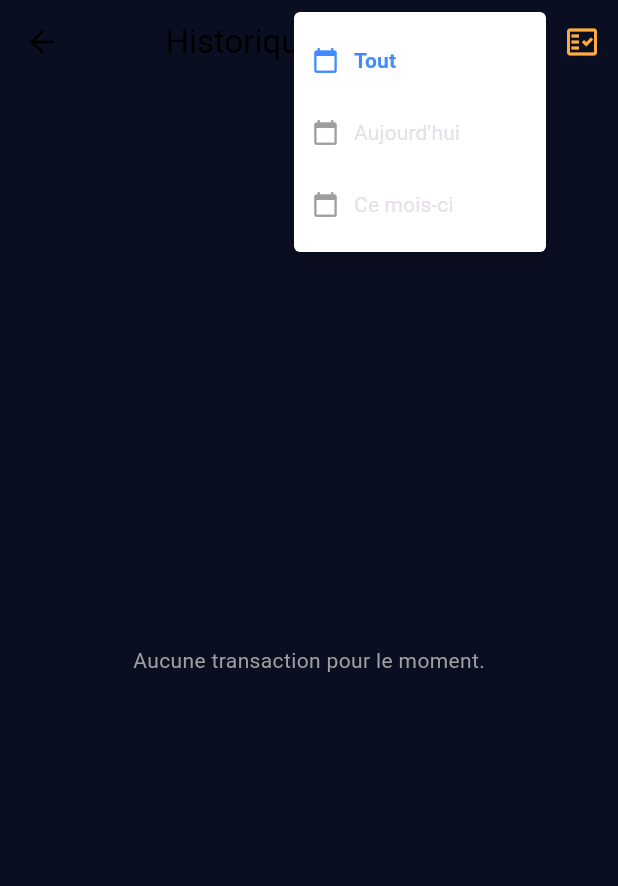
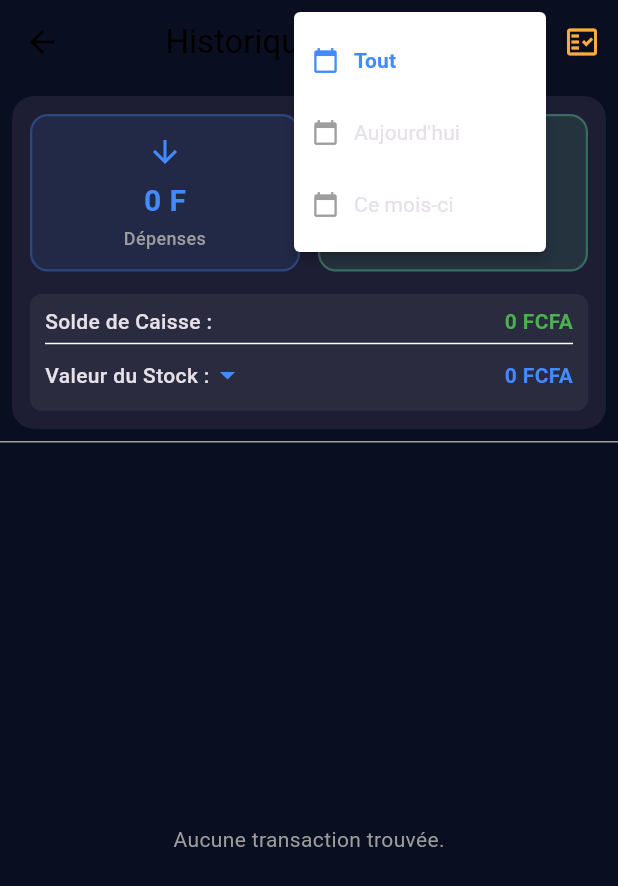
Before and after one commit to NeoGen77/Water, a Flutter app: the InvoicesScreen screen opened directly, after a tap on the "filter list" icon, on a phone screen of 412 x 824 dp. Shown: the top 886 px of the screen. Run offline on Flutter 3.47's test engine with Material 3 defaults, Android fonts, the phone set to English and light mode, and no system bars; our stand-ins replace sqflite, sqflite_common_ffi; accounts and stored records are empty.

Commit message:
Add Pagination pour le defilement

```diff
--- a/lib/database/db_helper.dart
+++ b/lib/database/db_helper.dart
@@ -101,8 +101,8 @@ class DBHelper {
     return await db.insert('transactions', transaction.toMap());
   }
 
-  // --- MISE À JOUR : AJOUT DU FILTRE TEMPOREL ---
-  Future<List<TransactionItem>> getAllTransactions({String filter = 'Tout'}) async {
+  // --- MISE À JOUR : AJOUT DE LA PAGINATION (LIMIT / OFFSET) ---
+  Future<List<TransactionItem>> getAllTransactions({String filter = 'Tout', int limit = 20, int offset = 0}) async {
     final db = await database;
 
     String whereClause = 'statut = ?';
@@ -124,9 +124,48 @@ class DBHelper {
         'transactions',
         where: whereClause,
         whereArgs: whereArgs,
-        orderBy: 'id DESC'
+        orderBy: 'id DESC',
+        limit: limit, // Limite le nombre de résultats (ex: 20)
+        offset: offset // Décale le point de départ (ex: sauter les 20 premiers)
     );
     return List.generate(maps.length, (i) => TransactionItem.fromMap(maps[i]));
+  }
+
+  // --- NOUVELLE MÉTHODE : CALCULER LES TOTAUX DIRECTEMENT EN SQL ---
+  // Utile car getAllTransactions ne ramène maintenant qu'une partie des données (ex: 20 lignes)
+  Future<Map<String, double>> getBilanFinancier({String filter = 'Tout'}) async {
+    final db = await database;
+    String whereClause = 'statut = ?';
+    List<dynamic> whereArgs = ['VALIDEE'];
+    DateTime now = DateTime.now();
+
+    if (filter == 'Aujourd\'hui') {
+      whereClause += ' AND date LIKE ?';
+      whereArgs.add('${now.toString().substring(0, 10)}%');
+    } else if (filter == 'Ce mois-ci') {
+      whereClause += ' AND date LIKE ?';
+      whereArgs.add('${now.toString().substring(0, 7)}%');
+    }
+
+    // Demande à SQLite de faire les additions lui-même (très rapide)
+    var resultat = await db.rawQuery('''
+      SELECT type, SUM(montant) as total
+      FROM transactions
+      WHERE $whereClause
+      GROUP BY type
+    ''', whereArgs);
+
+    double recettes = 0;
+    double depenses = 0;
+
+    for (var row in resultat) {
+      if (row['type'] == 'ENTREE') {
+        depenses = (row['total'] as num?)?.toDouble() ?? 0.0;
+      } else if (row['type'] == 'SORTIE') {
+        recettes = (row['total'] as num?)?.toDouble() ?? 0.0;
+      }
+    }
+    return {'recettes': recettes, 'depenses': depenses};
   }
 
   Future<List<TransactionItem>> getTransactionsEnAttente() async {
@@ -167,7 +206,7 @@ class DBHelper {
   }
 
   // ==========================================
-  // NOUVELLES MÉTHODES POUR LA GESTION DES DETTES
+  // MÉTHODES POUR LA GESTION DES DETTES
   // ==========================================
 
   // Marquer une dette comme payée (est_paye passe à 1)
--- a/lib/screens/invoices_screen.dart
+++ b/lib/screens/invoices_screen.dart
@@ -12,31 +12,100 @@ class InvoicesScreen extends StatefulWidget {
 }
 
 class _InvoicesScreenState extends State<InvoicesScreen> {
-  late Future<List<TransactionItem>> _historique;
+  // --- VARIABLES POUR LA PAGINATION ---
+  final ScrollController _scrollController = ScrollController();
+  List<TransactionItem> _transactions = [];
+  bool _isLoading = false;   // Indique si un chargement est en cours
+  bool _hasMore = true;      // Indique s'il reste des données dans la base
+  int _offset = 0;           // Point de départ pour la requête SQL
+  final int _limit = 20;     // Nombre de lignes à charger à la fois
+
+  // --- VARIABLES EXISTANTES ---
   String _topProduit = "...";
   String _filtreActuel = 'Tout';
 
-  // NOUVEAU : Variables pour les détails du stock
+  // Variables pour les détails du stock
   double _valeurTotaleStock = 0;
   List<Map<String, dynamic>> _detailsStock = [];
-  bool _afficherDetailsStock = false; // Gère l'ouverture/fermeture du menu déroulant
+  bool _afficherDetailsStock = false;
+
+  // Variables pour les totaux globaux calculés par SQL
+  double _totalRecettes = 0;
+  double _totalDepenses = 0;
 
   @override
   void initState() {
     super.initState();
-    _chargerHistorique();
+
+    // Détecteur de défilement : charge la suite quand on arrive en bas
+    _scrollController.addListener(() {
+      if (_scrollController.position.pixels >= _scrollController.position.maxScrollExtent - 100) {
+        _chargerPlusDeTransactions();
+      }
+    });
+
+    _initialiserEcran();
   }
 
-  void _chargerHistorique() {
+  @override
+  void dispose() {
+    _scrollController.dispose(); // Important pour libérer la mémoire
+    super.dispose();
+  }
+
+  // --- LOGIQUE DE CHARGEMENT OPTIMISÉE ---
+
+  void _initialiserEcran() {
+    // On remet tout à zéro (utile quand on change de filtre)
     setState(() {
-      _historique = DBHelper().getAllTransactions(filter: _filtreActuel);
+      _transactions.clear();
+      _offset = 0;
+      _hasMore = true;
     });
 
+    _chargerPlusDeTransactions();
+    _chargerStatistiques();
+  }
+
+  Future<void> _chargerPlusDeTransactions() async {
+    if (_isLoading || !_hasMore) return;
+
+    setState(() => _isLoading = true);
+
+    // On charge les 20 prochaines lignes
+    List<TransactionItem> nouvellesLignes = await DBHelper().getAllTransactions(
+        filter: _filtreActuel,
+        limit: _limit,
+        offset: _offset
+    );
+
+    setState(() {
+      _isLoading = false;
+      if (nouvellesLignes.length < _limit) {
+        _hasMore = false; // On a atteint la fin de la base de données
+      }
+      _transactions.addAll(nouvellesLignes);
+      _offset += _limit; // On décale le point de départ pour le prochain scroll
+    });
+  }
+
+  void _chargerStatistiques() {
+    // Top Vente
     DBHelper().getTopSellingProduct().then((top) {
       if (mounted) setState(() => _topProduit = top);
     });
 
-    // NOUVEAU : Calculer la valeur globale ET par marque
+    // Vrais totaux mathématiques (ultra-rapide)
+    DBHelper().getBilanFinancier(filter: _filtreActuel).then((bilan) {
+      if (mounted) {
+        setState(() {
+          _totalRecettes = bilan['recettes']!;
+          _totalDepenses = bilan['depenses']!;
+        });
+      }
+    });
+
+    // Valeur Globale et détails du Stock
     DBHelper().getAllItems().then((items) {
       double total = 0;
       List<Map<String, dynamic>> details = [];
@@ -45,7 +114,6 @@ class _InvoicesScreenState extends State<InvoicesScreen> {
         double valeurItem = item.quantite * item.prixVente;
         total += valeurItem;
 
-        // On n'ajoute à la liste que s'il y a du stock (quantité > 0)
         if (item.quantite > 0) {
           details.add({
             'marque': item.marque,
@@ -77,8 +145,8 @@ class _InvoicesScreenState extends State<InvoicesScreen> {
             onSelected: (String choix) {
               setState(() {
                 _filtreActuel = choix;
-                _chargerHistorique();
               });
+              _initialiserEcran(); // Recharge tout avec le nouveau filtre
             },
             itemBuilder: (BuildContext context) {
               return ['Tout', 'Aujourd\'hui', 'Ce mois-ci'].map((String choix) {
@@ -113,7 +181,7 @@ class _InvoicesScreenState extends State<InvoicesScreen> {
                 context,
                 MaterialPageRoute(builder: (context) => const ValidationsScreen()),
               );
-              _chargerHistorique();
+              _initialiserEcran(); // Actualise si une transaction a été validée
             },
           ),
         ],
@@ -132,35 +200,7 @@ class _InvoicesScreenState extends State<InvoicesScreen> {
               ),
             ),
 
-          Expanded(
-            child: FutureBuilder<List<TransactionItem>>(
-              future: _historique,
-              builder: (context, snapshot) {
-                if (snapshot.connectionState == ConnectionState.waiting) {
-                  return const Center(child: CircularProgressIndicator());
-                } else if (!snapshot.hasData || snapshot.data!.isEmpty) {
-                  return Center(
-                      child: Text(
-                          _filtreActuel == 'Tout' ? 'Aucune transaction pour le moment.' : 'Aucune transaction pour $_filtreActuel.',
-                          style: const TextStyle(color: Colors.grey)
-                      )
-                  );
-                }
-
-                final transactions = snapshot.data!;
-                double argentEntre = 0;
-                double argentSorti = 0;
-
-                for (var trans in transactions) {
-                  if (trans.type == 'ENTREE') {
-                    argentSorti += trans.montant;
-                  } else {
-                    argentEntre += trans.montant;
-                  }
-                }
-
-                return Column(
-                  children: [
+          // --- TABLEAU DE BORD FIXE ---
           Container(
             padding: const EdgeInsets.all(12),
             margin: const EdgeInsets.all(8),
@@ -175,7 +215,7 @@ class _InvoicesScreenState extends State<InvoicesScreen> {
                     Expanded(
                       child: _buildTotalCard(
                         titre: 'Dépenses',
-                                  valeur: '${argentSorti.toInt()} F',
+                        valeur: '${_totalDepenses.toInt()} F',
                         couleur: Colors.blueAccent,
                         icone: Icons.arrow_downward,
                       ),
@@ -184,7 +224,7 @@ class _InvoicesScreenState extends State<InvoicesScreen> {
                     Expanded(
                       child: _buildTotalCard(
                         titre: 'Recettes',
-                                  valeur: '${argentEntre.toInt()} F',
+                        valeur: '${_totalRecettes.toInt()} F',
                         couleur: Colors.greenAccent,
                         icone: Icons.arrow_upward,
                       ),
@@ -193,7 +233,6 @@ class _InvoicesScreenState extends State<InvoicesScreen> {
                 ),
                 const SizedBox(height: 15),
 
-                          // --- ZONE DES SOLDES ET VALEURS ---
                 Container(
                   padding: const EdgeInsets.symmetric(horizontal: 10, vertical: 8),
                   decoration: BoxDecoration(
@@ -207,17 +246,16 @@ class _InvoicesScreenState extends State<InvoicesScreen> {
                         children: [
                           const Text("Solde de Caisse :", style: TextStyle(fontWeight: FontWeight.w500)),
                           Text(
-                                      "${(argentEntre - argentSorti).toInt()} FCFA",
+                            "${(_totalRecettes - _totalDepenses).toInt()} FCFA",
                             style: TextStyle(
                               fontWeight: FontWeight.bold,
-                                        color: (argentEntre - argentSorti) >= 0 ? Colors.green : Colors.red,
+                              color: (_totalRecettes - _totalDepenses) >= 0 ? Colors.green : Colors.red,
                             ),
                           ),
                         ],
                       ),
                       const Divider(height: 10),
 
-                                // LIGNE CLIQUABLE POUR LA VALEUR DU STOCK
                       InkWell(
                         onTap: () {
                           setState(() {
@@ -247,7 +285,6 @@ class _InvoicesScreenState extends State<InvoicesScreen> {
                         ),
                       ),
 
-                                // DÉTAILS DÉROULANTS PAR MARQUE
                       if (_afficherDetailsStock) ...[
                         const SizedBox(height: 8),
                         ..._detailsStock.map((detail) {
@@ -269,22 +306,36 @@ class _InvoicesScreenState extends State<InvoicesScreen> {
                           );
                         }),
                       ],
-
                     ],
                   ),
                 ),
-                          // -------------------------------------------
-
               ],
             ),
           ),
           const Divider(height: 1, color: Colors.grey),
+
+          // --- LISTE DÉFILANTE (PAGINATION) ---
           Expanded(
-                      child: ListView.builder(
+            child: _transactions.isEmpty && !_isLoading
+                ? const Center(child: Text('Aucune transaction trouvée.', style: TextStyle(color: Colors.grey)))
+                : ListView.builder(
+              controller: _scrollController, // Attache le détecteur de scroll
               padding: const EdgeInsets.all(8.0),
-                        itemCount: transactions.length,
+              // Ajoute +1 pour afficher l'indicateur de chargement en bas si nécessaire
+              itemCount: _transactions.length + (_hasMore ? 1 : 0),
               itemBuilder: (context, index) {
-                          final trans = transactions[index];
+
+                // Affiche le spinner de chargement si on est tout en bas
+                if (index == _transactions.length) {
+                  return const Center(
+                      child: Padding(
+                          padding: EdgeInsets.all(15.0),
+                          child: CircularProgressIndicator()
+                      )
+                  );
+                }
+
+                final trans = _transactions[index];
                 bool estEntree = trans.type == 'ENTREE';
 
                 return Card(
@@ -372,11 +423,6 @@ class _InvoicesScreenState extends State<InvoicesScreen> {
             ),
           ),
         ],
-                );
-              },
-            ),
-          ),
-        ],
       ),
     );
   }
```
Lines whose indentation alone changed are shown as unchanged.
